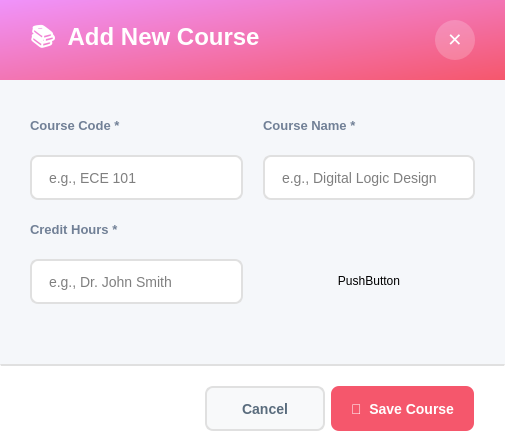
First picture: the form in app_ui/admin_ui/submenus_ui/add_courses_dialog.ui, repository Yasser-Daffa/ECE-Course-Registeration, before the edit.
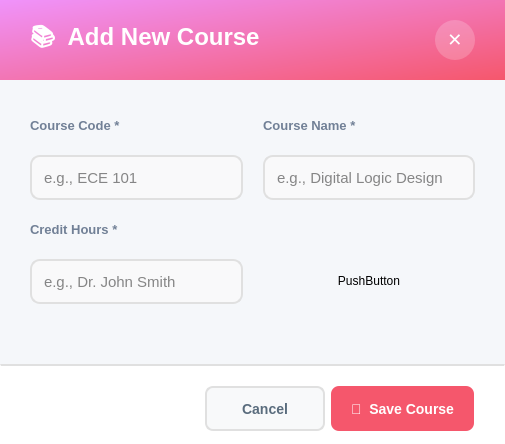
Second picture: the form after the edit.

Commit message: add courses dialog lineEdit fixes and admin_dash

Diff of the .ui file:
```diff
--- a/app_ui/admin_ui/submenus_ui/add_courses_dialog.ui
+++ b/app_ui/admin_ui/submenus_ui/add_courses_dialog.ui
@@ -188,7 +188,26 @@
             </size>
            </property>
            <property name="styleSheet">
-            <string notr="true">padding: 10px 15px; border: 2px solid #e0e0e0; border-radius: 8px; font-size: 14px; background-color: white;</string>
+            <string notr="true">QLineEdit {
+    border: 2px solid #E0E0E0;
+    border-radius: 10px;
+    padding: 8px 10px;
+    background: rgba(250, 250, 250, 200); /* slightly transparent soft white */
+    font-size: 11pt;
+    color: #111111;                         /* user text color */
+    font-style: normal;                      /* ensures user text is not italic */
+}
+
+QLineEdit:focus {
+    border: 2px solid #667EEA;
+    background: rgba(250, 250, 250, 220);   /* slightly brighter on focus */
+}
+
+QLineEdit::placeholder {
+    color: rgba(50, 50, 50, 200);           /* placeholder text color */
+    font-style: italic;                      /* placeholder remains italic */
+}
+</string>
            </property>
            <property name="placeholderText">
             <string>e.g., ECE 101</string>
@@ -204,7 +223,26 @@
             </size>
            </property>
            <property name="styleSheet">
-            <string notr="true">padding: 10px 15px; border: 2px solid #e0e0e0; border-radius: 8px; font-size: 14px; background-color: white;</string>
+            <string notr="true">QLineEdit {
+    border: 2px solid #E0E0E0;
+    border-radius: 10px;
+    padding: 8px 10px;
+    background: rgba(250, 250, 250, 200); /* slightly transparent soft white */
+    font-size: 11pt;
+    color: #111111;                         /* user text color */
+    font-style: normal;                      /* ensures user text is not italic */
+}
+
+QLineEdit:focus {
+    border: 2px solid #667EEA;
+    background: rgba(250, 250, 250, 220);   /* slightly brighter on focus */
+}
+
+QLineEdit::placeholder {
+    color: rgba(50, 50, 50, 200);           /* placeholder text color */
+    font-style: italic;                      /* placeholder remains italic */
+}
+</string>
            </property>
            <property name="placeholderText">
             <string>e.g., Digital Logic Design</string>
@@ -250,7 +288,26 @@
             </size>
            </property>
            <property name="styleSheet">
-            <string notr="true">padding: 10px 15px; border: 2px solid #e0e0e0; border-radius: 8px; font-size: 14px; background-color: white;</string>
+            <string notr="true">QLineEdit {
+    border: 2px solid #E0E0E0;
+    border-radius: 10px;
+    padding: 8px 10px;
+    background: rgba(250, 250, 250, 200); /* slightly transparent soft white */
+    font-size: 11pt;
+    color: #111111;                         /* user text color */
+    font-style: normal;                      /* ensures user text is not italic */
+}
+
+QLineEdit:focus {
+    border: 2px solid #667EEA;
+    background: rgba(250, 250, 250, 220);   /* slightly brighter on focus */
+}
+
+QLineEdit::placeholder {
+    color: rgba(50, 50, 50, 200);           /* placeholder text color */
+    font-style: italic;                      /* placeholder remains italic */
+}
+</string>
            </property>
            <property name="placeholderText">
             <string>e.g., Dr. John Smith</string>
```
The commit also changes 7 other files.
